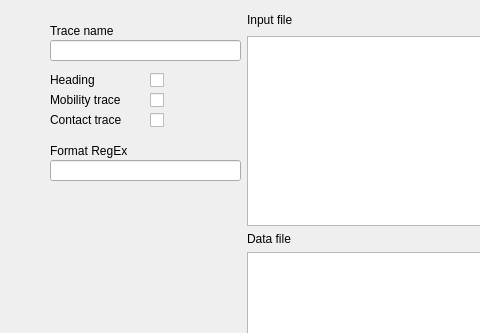
Qt form src/importdialog.ui (Bramas/manet-viz) before a commit; both pictures show x 0 to 480 and y 0 to 333 of the 884 by 640 pixel window.
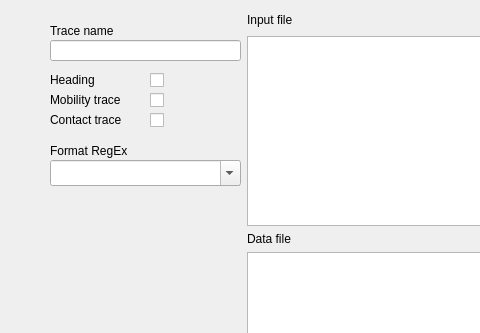
The same form after that commit.

Commit message: Debugged the import dialog

The edit to the form file:
```diff
--- a/src/importdialog.ui
+++ b/src/importdialog.ui
@@ -140,16 +140,6 @@
           <string/>
          </property>
         </widget>
-        <widget class="QLineEdit" name="lineEditRegEx">
-         <property name="geometry">
-          <rect>
-           <x>10</x>
-           <y>150</y>
-           <width>191</width>
-           <height>21</height>
-          </rect>
-         </property>
-        </widget>
         <widget class="QLabel" name="label_7">
          <property name="geometry">
           <rect>
@@ -163,6 +153,19 @@
           <string>Format RegEx</string>
          </property>
         </widget>
+        <widget class="QComboBox" name="comboBoxRegEx">
+         <property name="geometry">
+          <rect>
+           <x>10</x>
+           <y>150</y>
+           <width>191</width>
+           <height>26</height>
+          </rect>
+         </property>
+         <property name="editable">
+          <bool>true</bool>
+         </property>
+        </widget>
        </widget>
       </item>
       <item>
```
The commit also changes 7 other files.
